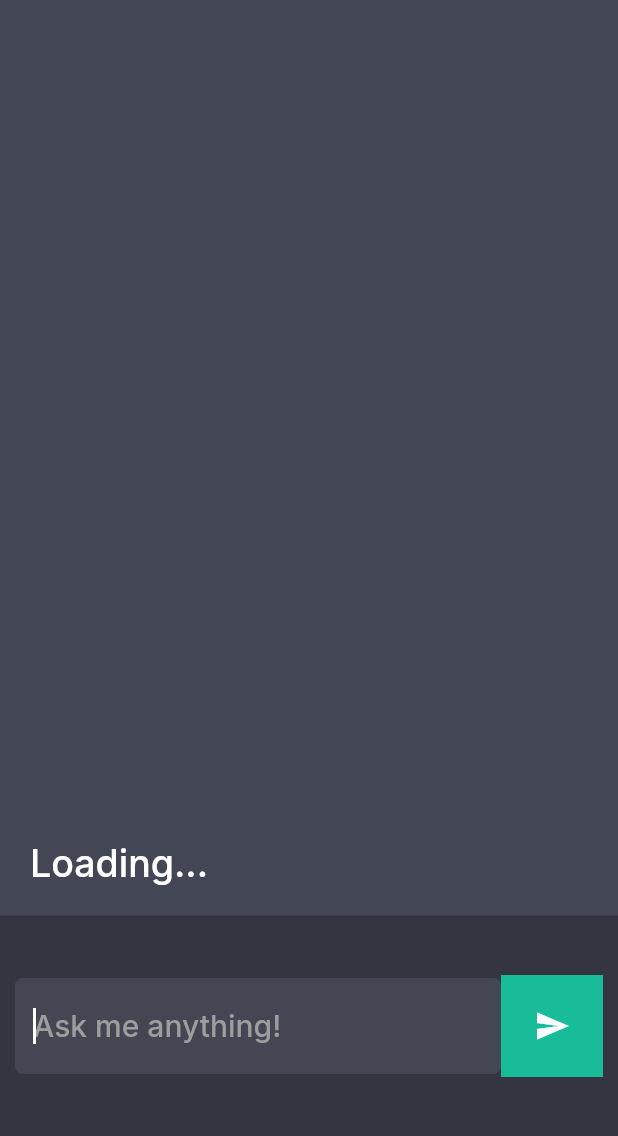
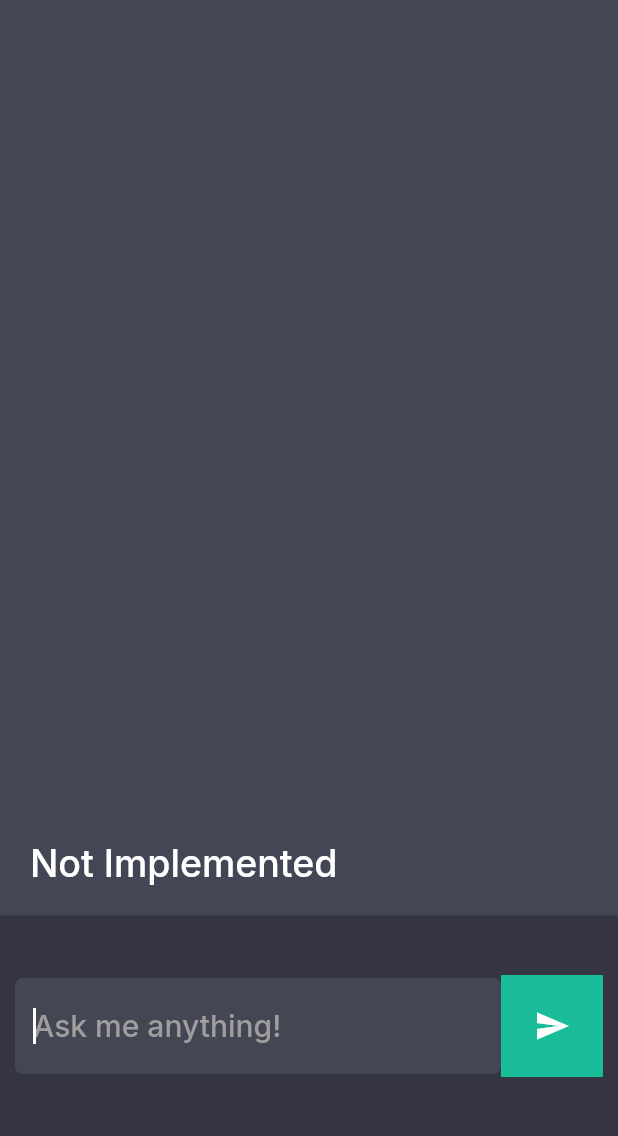
Before and after one commit to jorahty/cognize, a Flutter app: the CognizeHelper screen opened directly, after a tap on the "send" icon, on a phone screen of 412 x 824 dp, the part 84-1220 px from its top. Run offline on Flutter 3.47's test engine with Material 2 defaults, Android fonts, the phone set to English and light mode, and no system bars; our stand-ins replace cloud_firestore, firebase_auth, firebase_core, flutter_animate, flutter_dotenv, flutter_svg and 4 more; accounts and stored records are empty.

Commit message:
disable chatGPT for now ...

```diff
--- a/lib/widgets/helper.dart
+++ b/lib/widgets/helper.dart
@@ -12,25 +12,25 @@ class CognizeHelper extends StatefulWidget {
   State<CognizeHelper> createState() => _CognizeHelperState();
 }
 
-class _CognizeHelperState extends State<CognizeHelper>{
+class _CognizeHelperState extends State<CognizeHelper> {
   late final TextEditingController promptController;
-  String responseTxt = '';
+  String responseTxt = ''; // THIS IS THE RESPONSE
   late ResponseModel _responseModel;
 
   @override
-  void initState(){
+  void initState() {
     promptController = TextEditingController();
     super.initState();
   }
 
   @override
-  void dispose(){
+  void dispose() {
     promptController.dispose();
     super.dispose();
   }
 
   @override
-  Widget build(BuildContext context){
+  Widget build(BuildContext context) {
     return Scaffold(
       backgroundColor: const Color(0xff343541),
       appBar: AppBar(
@@ -51,36 +51,38 @@ class _CognizeHelperState extends State<CognizeHelper>{
     );
   }
 
-  //Handles http API call for ChatGPT
+  // Handles http API call for ChatGPT
   completionFun() async {
-    setState(() => responseTxt = 'Loading...');
+    setState(() => responseTxt = 'Not Implemented');
 
-    final response = await http.post(
-      Uri.parse('https://api.openai.com/v1/completions'),
-      headers: {
-        'Content-Type': 'application/json',
-        'Authorization': 'Bearer ${dotenv.env['token']}'
-      },
-      body: jsonEncode(
-        {
-          "model": "text-davinci-003",
-          "prompt": promptController.text,
-          "max_tokens": 250,
-          "temperature": 0,
-          "top_p": 1,
-        },
-      ),
-    );
+    // Send POST request to openai.com ...
+    // final response = await http.post(
+    //   Uri.parse('https://api.openai.com/v1/completions'),
+    //   headers: {
+    //     'Content-Type': 'application/json',
+    //     'Authorization':
+    //         'Bearer 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'
+    //   },
+    //   body: jsonEncode(
+    //     {
+    //       "model": "text-davinci-003",
+    //       "prompt": promptController.text,
+    //       "max_tokens": 250,
+    //       "temperature": 0,
+    //       "top_p": 1,
+    //     },
+    //   ),
+    // );
 
-    setState(() {
-      _responseModel = ResponseModel.fromJson(response.body);
-      responseTxt = _responseModel.choices[0]['text'];
-      debugPrint(responseTxt);
-    });
+    // setState(() {
+    //   _responseModel = ResponseModel.fromJson(response.body);
+    //   responseTxt = _responseModel.choices[0]['text'];
+    //   debugPrint(responseTxt);
+    // });
   }
 }
 
-class PromptBldr extends StatelessWidget{
+class PromptBldr extends StatelessWidget {
   const PromptBldr({
     super.key,
     required this.responseTxt,
@@ -89,7 +91,7 @@ class PromptBldr extends StatelessWidget{
   final String responseTxt;
 
   @override
-  Widget build(BuildContext context){
+  Widget build(BuildContext context) {
     return Container(
       height: MediaQuery.of(context).size.height / 1.35,
       color: const Color(0xff434654),
@@ -110,7 +112,7 @@ class PromptBldr extends StatelessWidget{
   }
 }
 
-class TextFormFieldBldr extends StatelessWidget{
+class TextFormFieldBldr extends StatelessWidget {
   const TextFormFieldBldr(
       {super.key, required this.promptController, required this.btnFun});
 
@@ -118,7 +120,7 @@ class TextFormFieldBldr extends StatelessWidget{
   final Function btnFun;
 
   @override
-  Widget build(BuildContext context){
+  Widget build(BuildContext context) {
     return Align(
       alignment: Alignment.bottomCenter,
       child: Padding(
@@ -161,8 +163,7 @@ class TextFormFieldBldr extends StatelessWidget{
                       color: Colors.white,
                     ),
                   ),
-              )
-            )
+                ))
           ],
         ),
       ),
```
Lines whose indentation alone changed are shown as unchanged.
